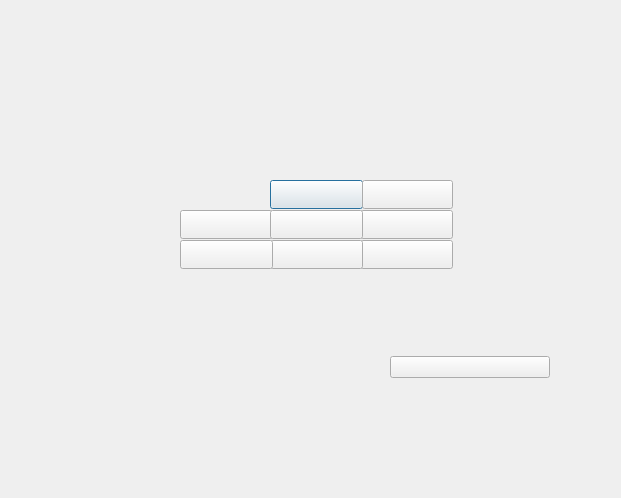
Above: playingfield.ui from DanilLebedkin/Cursova before the change. Below: the same form after it.
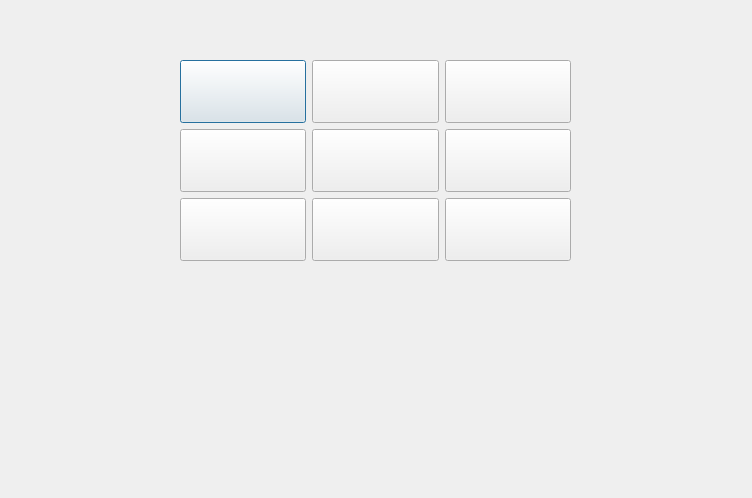
That is the form after the change.

```diff
--- a/playingfield.ui
+++ b/playingfield.ui
@@ -6,129 +6,135 @@
    <rect>
     <x>0</x>
     <y>0</y>
-    <width>621</width>
+    <width>752</width>
     <height>498</height>
    </rect>
   </property>
   <property name="windowTitle">
    <string>Dialog</string>
   </property>
-  <widget class="QPushButton" name="field1_2">
+  <widget class="QWidget" name="">
    <property name="geometry">
     <rect>
-     <x>270</x>
-     <y>180</y>
-     <width>93</width>
-     <height>29</height>
-    </rect>
-   </property>
-   <property name="text">
-    <string/>
-   </property>
-  </widget>
-  <widget class="QPushButton" name="field1_3">
-   <property name="geometry">
-    <rect>
-     <x>362</x>
-     <y>180</y>
-     <width>91</width>
-     <height>29</height>
-    </rect>
-   </property>
-   <property name="text">
-    <string/>
-   </property>
-  </widget>
-  <widget class="QPushButton" name="field3_1">
-   <property name="geometry">
-    <rect>
-     <x>360</x>
-     <y>240</y>
-     <width>93</width>
-     <height>29</height>
-    </rect>
-   </property>
-   <property name="text">
-    <string/>
-   </property>
-  </widget>
-  <widget class="QPushButton" name="field3_2">
-   <property name="geometry">
-    <rect>
-     <x>270</x>
-     <y>240</y>
-     <width>93</width>
-     <height>29</height>
-    </rect>
-   </property>
-   <property name="text">
-    <string/>
-   </property>
-  </widget>
-  <widget class="QPushButton" name="field3_3">
-   <property name="geometry">
-    <rect>
      <x>180</x>
-     <y>240</y>
-     <width>93</width>
-     <height>29</height>
-    </rect>
-   </property>
-   <property name="text">
-    <string/>
-   </property>
-  </widget>
-  <widget class="QPushButton" name="field2_1">
-   <property name="geometry">
-    <rect>
-     <x>180</x>
-     <y>210</y>
-     <width>93</width>
-     <height>29</height>
-    </rect>
-   </property>
-   <property name="text">
-    <string/>
-   </property>
-  </widget>
-  <widget class="QPushButton" name="field2_3">
-   <property name="geometry">
-    <rect>
-     <x>360</x>
-     <y>210</y>
-     <width>93</width>
-     <height>29</height>
-    </rect>
-   </property>
-   <property name="text">
-    <string/>
-   </property>
-  </widget>
-  <widget class="QPushButton" name="field2_2">
-   <property name="geometry">
-    <rect>
-     <x>270</x>
-     <y>210</y>
-     <width>93</width>
-     <height>29</height>
-    </rect>
-   </property>
-   <property name="text">
-    <string/>
-   </property>
-  </widget>
-  <widget class="QWidget" name="gridLayoutWidget">
-   <property name="geometry">
-    <rect>
-     <x>390</x>
-     <y>280</y>
-     <width>160</width>
-     <height>175</height>
+     <y>60</y>
+     <width>391</width>
+     <height>201</height>
     </rect>
    </property>
    <layout class="QGridLayout" name="gridLayout">
     <item row="0" column="0">
      <widget class="QPushButton" name="field1_1">
+      <property name="sizePolicy">
+       <sizepolicy hsizetype="Minimum" vsizetype="Expanding">
+        <horstretch>0</horstretch>
+        <verstretch>0</verstretch>
+       </sizepolicy>
+      </property>
+      <property name="text">
+       <string/>
+      </property>
+     </widget>
+    </item>
+    <item row="2" column="0">
+     <widget class="QPushButton" name="field3_3">
+      <property name="sizePolicy">
+       <sizepolicy hsizetype="Minimum" vsizetype="Expanding">
+        <horstretch>0</horstretch>
+        <verstretch>0</verstretch>
+       </sizepolicy>
+      </property>
+      <property name="text">
+       <string/>
+      </property>
+     </widget>
+    </item>
+    <item row="1" column="0">
+     <widget class="QPushButton" name="field2_1">
+      <property name="sizePolicy">
+       <sizepolicy hsizetype="Minimum" vsizetype="Expanding">
+        <horstretch>0</horstretch>
+        <verstretch>0</verstretch>
+       </sizepolicy>
+      </property>
+      <property name="text">
+       <string/>
+      </property>
+     </widget>
+    </item>
+    <item row="2" column="1">
+     <widget class="QPushButton" name="field3_2">
+      <property name="sizePolicy">
+       <sizepolicy hsizetype="Minimum" vsizetype="Expanding">
+        <horstretch>0</horstretch>
+        <verstretch>0</verstretch>
+       </sizepolicy>
+      </property>
+      <property name="text">
+       <string/>
+      </property>
+     </widget>
+    </item>
+    <item row="0" column="1">
+     <widget class="QPushButton" name="field1_2">
+      <property name="sizePolicy">
+       <sizepolicy hsizetype="Minimum" vsizetype="Expanding">
+        <horstretch>0</horstretch>
+        <verstretch>0</verstretch>
+       </sizepolicy>
+      </property>
+      <property name="text">
+       <string/>
+      </property>
+     </widget>
+    </item>
+    <item row="0" column="2">
+     <widget class="QPushButton" name="field1_3">
+      <property name="sizePolicy">
+       <sizepolicy hsizetype="Minimum" vsizetype="Expanding">
+        <horstretch>0</horstretch>
+        <verstretch>0</verstretch>
+       </sizepolicy>
+      </property>
+      <property name="text">
+       <string/>
+      </property>
+     </widget>
+    </item>
+    <item row="1" column="1">
+     <widget class="QPushButton" name="field2_2">
+      <property name="sizePolicy">
+       <sizepolicy hsizetype="Minimum" vsizetype="Expanding">
+        <horstretch>0</horstretch>
+        <verstretch>0</verstretch>
+       </sizepolicy>
+      </property>
+      <property name="text">
+       <string/>
+      </property>
+     </widget>
+    </item>
+    <item row="1" column="2">
+     <widget class="QPushButton" name="field2_3">
+      <property name="sizePolicy">
+       <sizepolicy hsizetype="Minimum" vsizetype="Expanding">
+        <horstretch>0</horstretch>
+        <verstretch>0</verstretch>
+       </sizepolicy>
+      </property>
+      <property name="text">
+       <string/>
+      </property>
+     </widget>
+    </item>
+    <item row="2" column="2">
+     <widget class="QPushButton" name="field3_1">
+      <property name="sizePolicy">
+       <sizepolicy hsizetype="Minimum" vsizetype="Expanding">
+        <horstretch>0</horstretch>
+        <verstretch>0</verstretch>
+       </sizepolicy>
+      </property>
       <property name="text">
        <string/>
       </property>
```
